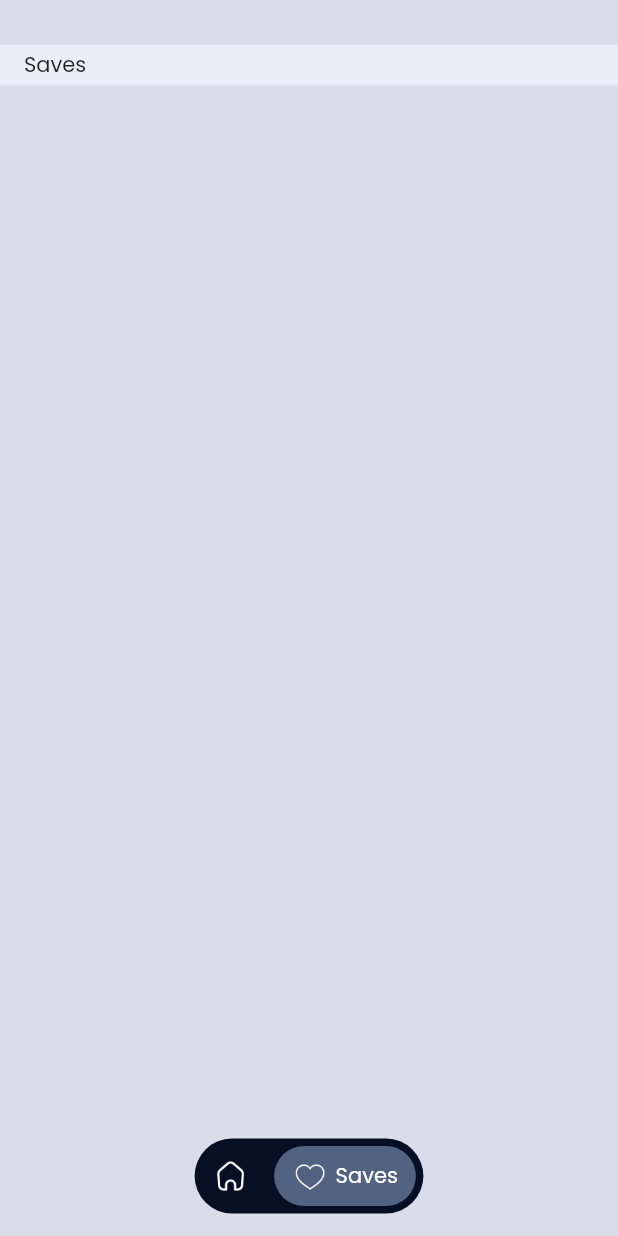
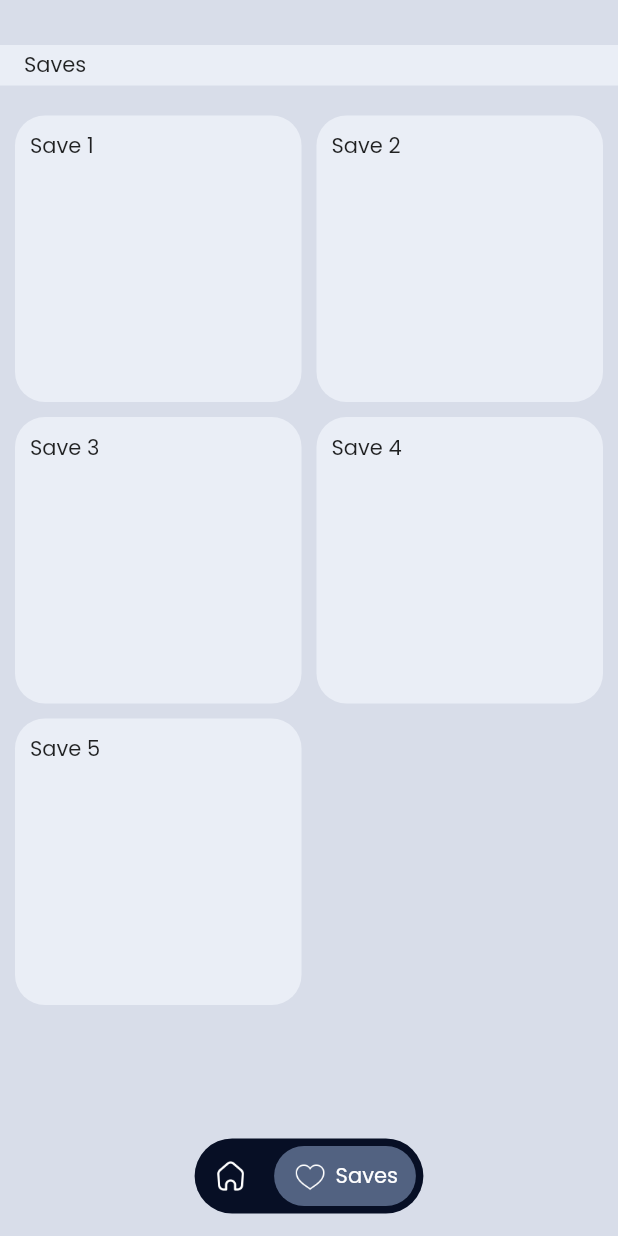
Before and after one commit to ShravanChilka/text_recognition, a Flutter app: the screen it shows after launch, swiped to page 2, on a phone screen of 412 x 824 dp. Run offline on Flutter 3.47's test engine with Material 2 defaults, Android fonts, the phone set to English and light mode, and no system bars; our stand-ins replace google_fonts, hive, hive_flutter, image_picker; missing offline and left inert: google_ml_kit; accounts and stored records are empty.

Commit message:
main functionality done, database impl done, debug pending

```diff
--- a/lib/main.dart
+++ b/lib/main.dart
@@ -1,9 +1,12 @@
 import 'package:flutter/material.dart';
 import 'package:google_fonts/google_fonts.dart';
 import 'package:text_recognition/screens_new/home_screen.dart';
+import 'package:text_recognition/services/database_service.dart';
 
-void main() {
+void main() async {
   WidgetsFlutterBinding.ensureInitialized();
+  final DatabaseService databaseService = DatabaseServiceImpl();
+  await databaseService.init();
   runApp(const MyApp());
 }
 
@@ -18,7 +21,7 @@ class MyApp extends StatelessWidget {
         fontFamily: GoogleFonts.poppins().fontFamily,
         primarySwatch: Colors.blue,
       ),
-      home: HomeScreen(),
+      home: const HomeScreen(),
     );
   }
 }
--- a/lib/screens_new/pages/home_page.dart
+++ b/lib/screens_new/pages/home_page.dart
@@ -1,8 +1,8 @@
 import 'package:flutter/material.dart';
 import 'package:image_picker/image_picker.dart';
-import 'package:text_recognition/services/text_recognise_service.dart';
-import 'package:text_recognition/utils/widgets/custom_button.dart';
-import 'package:text_recognition/utils/widgets/image_view.dart';
+import '../../services/text_recognise_service.dart';
+import '../../utils/widgets/custom_button.dart';
+import '../../utils/widgets/image_view.dart';
 import '../../utils/utils.dart';
 
 class HomePage extends StatefulWidget {
--- a/lib/screens_new/pages/saves_page.dart
+++ b/lib/screens_new/pages/saves_page.dart
@@ -10,6 +10,14 @@ class SavesPage extends StatefulWidget {
 }
 
 class _SavesPageState extends State<SavesPage> {
+  List<String> savesList = [
+    'Save 1',
+    'Save 2',
+    'Save 3',
+    'Save 4',
+    'Save 5',
+  ];
+
   @override
   Widget build(BuildContext context) {
     return Column(
@@ -23,6 +31,27 @@ class _SavesPageState extends State<SavesPage> {
             child: Text('Saves'),
           ),
         ),
+        const SizedBox(height: 10),
+        Expanded(
+          child: GridView.builder(
+              padding: const EdgeInsets.all(10),
+              gridDelegate: const SliverGridDelegateWithFixedCrossAxisCount(
+                  crossAxisSpacing: 10, mainAxisSpacing: 10, crossAxisCount: 2),
+              itemCount: savesList.length,
+              itemBuilder: (context, index) {
+                return Container(
+                  decoration: BoxDecoration(
+                    borderRadius: BorderRadius.circular(20),
+                    color: Palette.white300,
+                  ),
+                  height: 200,
+                  child: Padding(
+                    padding: const EdgeInsets.all(10),
+                    child: Text(savesList[index]),
+                  ),
+                );
+              }),
+        ),
       ],
     );
   }
--- a/pubspec.yaml
+++ b/pubspec.yaml
@@ -16,12 +16,16 @@ dependencies:
   image_picker: ^0.8.6
   google_ml_kit: ^0.13.0
   google_fonts: ^3.0.1
+  hive: ^2.2.3
+  hive_flutter: ^1.1.0
 
 dev_dependencies:
   flutter_test:
     sdk: flutter
 
   flutter_lints: ^2.0.0
+  build_runner: ^2.3.3
+  hive_generator: ^2.0.0
 
 flutter:
   uses-material-design: true
```
Also changed, not shown: lib/models/saves_model.dart (added, +11 -0 lines), lib/services/database_service.dart (added, +40 -0 lines), lib/utils/utils.dart (+8 -0 lines), lib/models/saves_model.g.dart (added), pubspec.lock, 3 other files.
